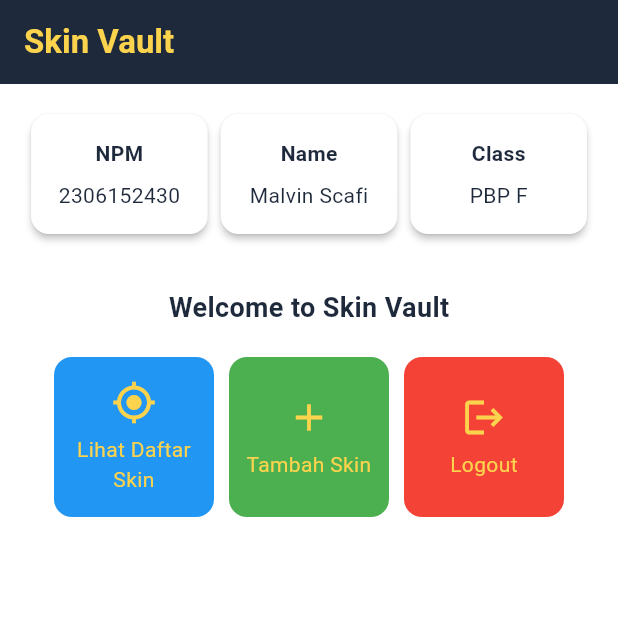
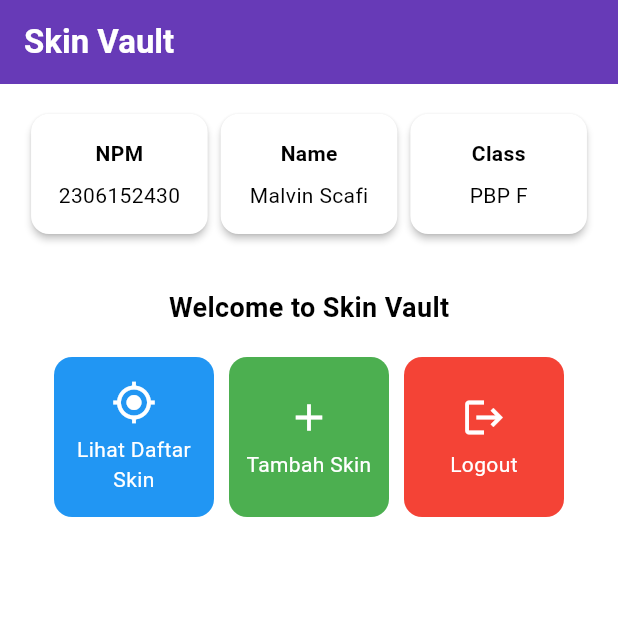
Before and after one commit to Cyades/skin-vault-mobile, a Flutter app: the screen it shows after launch, on a phone screen of 412 x 824 dp, the top half of it. Run offline on Flutter 3.47's test engine with Material 3 defaults, Android fonts, the phone set to English and light mode, and no system bars.

Commit message:
fix struc

```diff
--- a/lib/main.dart
+++ b/lib/main.dart
@@ -8,64 +8,30 @@ void main() {
 class MyApp extends StatelessWidget {
   const MyApp({super.key});
 
+  // This widget is the root of your application.
   @override
   Widget build(BuildContext context) {
     return MaterialApp(
-      title: 'Skin Vault',
+      title: 'Flutter Demo',
       theme: ThemeData(
-        colorScheme: ColorScheme(
-          brightness: Brightness.light,
-          primary: Color(0xFF1e293b),
-          onPrimary: Colors.white,
-          secondary: Color(0xFFfcd34d),
-          onSecondary: Color(0xFF1e293b),
-          error: Color(0xFFef4444),
-          onError: Colors.white,
-          background: Color(0xFF212121),
-          onBackground: Color(0xFF1e293b),
-          surface: Colors.white,
-          onSurface: Color(0xFF1e293b),
-        ),
-
-        // Konfigurasi tambahan tema
-        appBarTheme: AppBarTheme(
-          backgroundColor: Color(0xFF1e293b),
-          foregroundColor: Colors.white,
-          elevation: 8,
-        ),
-
-        // Konfigurasi kartu
-        cardTheme: CardTheme(
-          color: Colors.white,
-          elevation: 4,
-          shape: RoundedRectangleBorder(
-            borderRadius: BorderRadius.circular(12),
-          ),
-        ),
-
-        // Konfigurasi tombol
-        elevatedButtonTheme: ElevatedButtonThemeData(
-          style: ElevatedButton.styleFrom(
-            backgroundColor: Color(0xFFfcd34d),
-            foregroundColor: Color(0xFF1e293b),
-            shape: RoundedRectangleBorder(
-              borderRadius: BorderRadius.circular(8),
-            ),
-          ),
-        ),
-
-        // Konfigurasi teks
-        textTheme: TextTheme(
-          titleLarge: TextStyle(
-            color: Color(0xFFfcd34d),
-            fontWeight: FontWeight.bold,
-          ),
-          bodyLarge: TextStyle(
-            color: Color(0xFF1e293b),
-          ),
-        ),
-
-        // Menggunakan Material 3
+        // This is the theme of your application.
+        //
+        // TRY THIS: Try running your application with "flutter run". You'll see
+        // the application has a purple toolbar. Then, without quitting the app,
+        // try changing the seedColor in the colorScheme below to Colors.green
+        // and then invoke "hot reload" (save your changes or press the "hot
+        // reload" button in a Flutter-supported IDE, or press "r" if you used
+        // the command line to start the app).
+        //
+        // Notice that the counter didn't reset back to zero; the application
+        // state is not lost during the reload. To reset the state, use hot
+        // restart instead.
+        //
+        // This works for code too, not just values: Most code changes can be
+        // tested with just a hot reload.
+        colorScheme: ColorScheme.fromSwatch(
+              primarySwatch: Colors.deepPurple,
+        ).copyWith(secondary: Colors.deepPurple[400]),
         useMaterial3: true,
       ),
       home: MyHomePage(),
--- a/lib/menu.dart
+++ b/lib/menu.dart
@@ -1,11 +1,5 @@
 import 'package:flutter/material.dart';
-
-class MyHomePage extends StatefulWidget {
-  @override
-  _MyHomePageState createState() => _MyHomePageState();
-}
-
-class _MyHomePageState extends State<MyHomePage> {
+class MyHomePage extends StatelessWidget {
     final String npm = '2306152430'; // NPM
     final String name = 'Malvin Scafi'; // Nama
     final String className = 'PBP F'; // Kelas
@@ -16,24 +10,33 @@ class _MyHomePageState extends State<MyHomePage> {
       ItemHomepage("Logout", Icons.logout, Colors.red),
   ];
 
+    MyHomePage({super.key});
+
   @override
   Widget build(BuildContext context) {
+    // Scaffold menyediakan struktur dasar halaman dengan AppBar dan body.
     return Scaffold(
+      // AppBar adalah bagian atas halaman yang menampilkan judul.
       appBar: AppBar(
-        title: Text(
+        // Judul aplikasi "Skin Vault" dengan teks putih dan tebal.
+        title: const Text(
           'Skin Vault',
           style: TextStyle(
-            color: Theme.of(context).colorScheme.secondary,
+            color: Colors.white,
             fontWeight: FontWeight.bold,
           ),
         ),
+        // Warna latar belakang AppBar diambil dari skema warna tema aplikasi.
         backgroundColor: Theme.of(context).colorScheme.primary,
       ),
+      // Body halaman dengan padding di sekelilingnya.
       body: Padding(
         padding: const EdgeInsets.all(16.0),
+        // Menyusun widget secara vertikal dalam sebuah kolom.
         child: Column(
           crossAxisAlignment: CrossAxisAlignment.center,
           children: [
+            // Row untuk menampilkan 3 InfoCard secara horizontal.
             Row(
               mainAxisAlignment: MainAxisAlignment.spaceEvenly,
               children: [
@@ -42,11 +45,18 @@ class _MyHomePageState extends State<MyHomePage> {
                 InfoCard(title: 'Class', content: className),
               ],
             ),
+
+            // Memberikan jarak vertikal 16 unit.
             const SizedBox(height: 16.0),
+
+            // Menempatkan widget berikutnya di tengah halaman.
             Center(
               child: Column(
+                // Menyusun teks dan grid item secara vertikal.
+
                 children: [
-                  Padding(
+                  // Menampilkan teks sambutan dengan gaya tebal dan ukuran 18.
+                  const Padding(
                     padding: EdgeInsets.only(top: 16.0),
                     child: Text(
                       'Welcome to Skin Vault',
@@ -56,13 +66,18 @@ class _MyHomePageState extends State<MyHomePage> {
                       ),
                     ),
                   ),
+
+                  // Grid untuk menampilkan ItemCard dalam bentuk grid 3 kolom.
                   GridView.count(
                     primary: true,
                     padding: const EdgeInsets.all(20),
                     crossAxisSpacing: 10,
                     mainAxisSpacing: 10,
                     crossAxisCount: 3,
+                    // Agar grid menyesuaikan tinggi kontennya.
                     shrinkWrap: true,
+
+                    // Menampilkan ItemCard untuk setiap item dalam list items.
                     children: items.map((ItemHomepage item) {
                       return ItemCard(item);
                     }).toList(),
@@ -77,30 +92,33 @@ class _MyHomePageState extends State<MyHomePage> {
   }
 }
 
+
 class InfoCard extends StatelessWidget {
-  final String title;
-  final String content;
+  // Kartu informasi yang menampilkan title dan content.
+
+  final String title;  // Judul kartu.
+  final String content;  // Isi kartu.
 
   const InfoCard({super.key, required this.title, required this.content});
 
   @override
   Widget build(BuildContext context) {
     return Card(
+      // Membuat kotak kartu dengan bayangan dibawahnya.
       elevation: 2.0,
       child: Container(
-        width: MediaQuery.of(context).size.width / 3.5,
+        // Mengatur ukuran dan jarak di dalam kartu.
+        width: MediaQuery.of(context).size.width / 3.5, // menyesuaikan dengan lebar device yang digunakan.
         padding: const EdgeInsets.all(16.0),
+        // Menyusun title dan content secara vertikal.
         child: Column(
           children: [
             Text(
               title,
-              style: TextStyle(fontWeight: FontWeight.bold, color: Theme.of(context).colorScheme.primary),
+              style: const TextStyle(fontWeight: FontWeight.bold),
             ),
-            SizedBox(height: 8.0),
-            Text(
-              content,
-              style: TextStyle(color: Theme.of(context).colorScheme.primary),
-            ),
+            const SizedBox(height: 8.0),
+            Text(content),
           ],
         ),
       ),
@@ -116,7 +134,11 @@ class ItemHomepage {
     ItemHomepage(this.name, this.icon, this.color);
 }
 
+
+
 class ItemCard extends StatelessWidget {
+  // Menampilkan kartu dengan ikon dan nama.
+
   final ItemHomepage item;
 
   const ItemCard(this.item, {super.key});
@@ -124,34 +146,39 @@ class ItemCard extends StatelessWidget {
   @override
   Widget build(BuildContext context) {
     return Material(
+      // Menentukan warna latar belakang dari tema aplikasi.
       color: item.color,
+      // Membuat sudut kartu melengkung.
       borderRadius: BorderRadius.circular(12),
+
       child: InkWell(
+        // Aksi ketika kartu ditekan.
         onTap: () {
+          // Menampilkan pesan SnackBar saat kartu ditekan.
           ScaffoldMessenger.of(context)
             ..hideCurrentSnackBar()
             ..showSnackBar(
-              SnackBar(content: Text("Kamu telah menekan tombol ${item.name}!")),
+              SnackBar(content: Text("Kamu telah menekan tombol ${item.name}!"))
             );
         },
+        // Container untuk menyimpan Icon dan Text
         child: Container(
           padding: const EdgeInsets.all(8),
           child: Center(
             child: Column(
+              // Menyusun ikon dan teks di tengah kartu.
               mainAxisAlignment: MainAxisAlignment.center,
               children: [
                 Icon(
                   item.icon,
-                  color: Theme.of(context).colorScheme.secondary,
+                  color: Colors.white,
                   size: 30.0,
                 ),
                 const Padding(padding: EdgeInsets.all(3)),
                 Text(
                   item.name,
                   textAlign: TextAlign.center,
-                  style: TextStyle(
-                    color: Theme.of(context).colorScheme.secondary,
-                  ),
+                  style: const TextStyle(color: Colors.white),
                 ),
               ],
             ),
@@ -160,4 +187,5 @@ class ItemCard extends StatelessWidget {
       ),
     );
   }
+
 }
```
Lines whose indentation alone changed are shown as unchanged.
